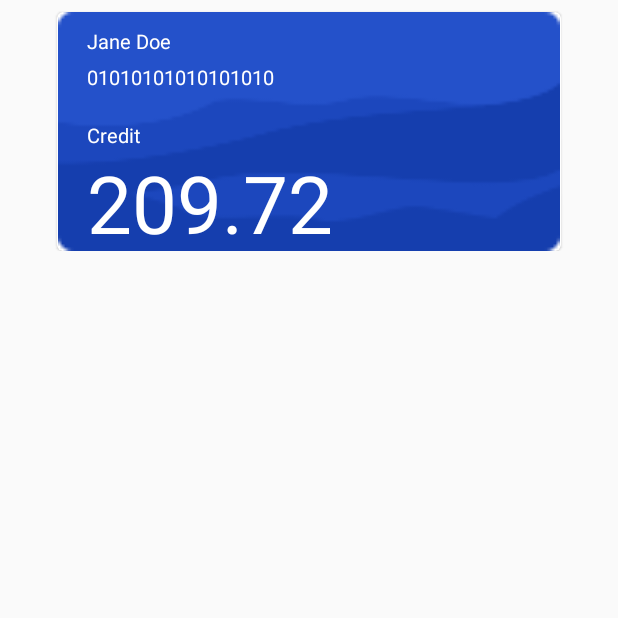
After one commit to sobuur0/Super-Agent, an Android app: the homeScreen screen opened directly, with no data from a screen before it, on a phone screen of 412 x 824 dp, the top half of it. The commit adds this screen. Run offline under Robolectric (Android 15) with nearby library versions, the phone set to English and light mode, and no system bars.

Commit message:
started the ui for the home page

```diff
--- a/app/src/main/AndroidManifest.xml
+++ b/app/src/main/AndroidManifest.xml
@@ -9,7 +9,8 @@
         android:roundIcon="@mipmap/ic_launcher_round"
         android:supportsRtl="true"
         android:theme="@style/AppTheme">
-        <activity android:name=".loginSignUp.SetPin"></activity>
+        <activity android:name=".home.homeScreen"></activity>
+        <activity android:name=".loginSignUp.SetPin" />
         <activity android:name=".loginSignUp.LoginActivity" />
         <activity android:name=".MainActivity">
             <intent-filter>
--- /dev/null
+++ b/app/src/main/java/com/example/superagent/home/homeScreen.java
@@ -0,0 +1,18 @@
+package com.example.superagent.home;
+
+import androidx.appcompat.app.AppCompatActivity;
+
+import android.os.Bundle;
+
+import com.example.superagent.databinding.ActivityHomeScreenBinding;
+
+public class homeScreen extends AppCompatActivity {
+    private ActivityHomeScreenBinding binding;
+
+    @Override
+    protected void onCreate(Bundle savedInstanceState) {
+        super.onCreate(savedInstanceState);
+        binding = ActivityHomeScreenBinding.inflate(getLayoutInflater());
+        setContentView(binding.getRoot());
+    }
+}
--- a/app/src/main/java/com/example/superagent/loginSignUp/SetPin.java
+++ b/app/src/main/java/com/example/superagent/loginSignUp/SetPin.java
@@ -2,9 +2,12 @@ package com.example.superagent.loginSignUp;
 
 import androidx.appcompat.app.AppCompatActivity;
 
+import android.content.Intent;
 import android.os.Bundle;
+import android.view.View;
 
 import com.example.superagent.databinding.ActivitySetPinBinding;
+import com.example.superagent.home.homeScreen;
 
 public class SetPin extends AppCompatActivity {
     private ActivitySetPinBinding binding;
@@ -14,5 +17,13 @@ public class SetPin extends AppCompatActivity {
         super.onCreate(savedInstanceState);
         binding = ActivitySetPinBinding.inflate(getLayoutInflater());
         setContentView(binding.getRoot());
+
+        binding.btnSetPin.setOnClickListener(new View.OnClickListener() {
+            @Override
+            public void onClick(View view) {
+                Intent intent = new Intent(SetPin.this, homeScreen.class);
+                startActivity(intent);
+            }
+        });
     }
 }
--- /dev/null
+++ b/app/src/main/res/layout/activity_home_screen.xml
@@ -0,0 +1,114 @@
+<?xml version="1.0" encoding="utf-8"?>
+<androidx.coordinatorlayout.widget.CoordinatorLayout xmlns:android="http://schemas.android.com/apk/res/android"
+    xmlns:app="http://schemas.android.com/apk/res-auto"
+    xmlns:tools="http://schemas.android.com/tools"
+    android:layout_width="match_parent"
+    android:layout_height="match_parent"
+    tools:context=".home.homeScreen">
+
+    <com.google.android.material.appbar.AppBarLayout
+        android:id="@+id/appBarLayout"
+        android:layout_width="match_parent"
+        android:layout_height="wrap_content"
+        android:background="@android:color/transparent"
+        app:elevation="0dp">
+
+        <com.google.android.material.appbar.MaterialToolbar
+            android:id="@+id/toolbar"
+            style="@style/Widget.MaterialComponents.Toolbar.Primary"
+            android:layout_width="match_parent"
+            android:layout_height="?attr/actionBarSize"
+            android:background="@android:color/transparent"
+            android:elevation="0dp">
+
+        </com.google.android.material.appbar.MaterialToolbar>
+
+    </com.google.android.material.appbar.AppBarLayout>
+
+    <ScrollView
+        android:layout_width="match_parent"
+        android:layout_height="wrap_content">
+
+        <androidx.constraintlayout.widget.ConstraintLayout
+            android:layout_width="match_parent"
+            android:layout_height="wrap_content">
+
+            <com.google.android.material.card.MaterialCardView
+                android:id="@+id/card_account_info"
+                android:layout_width="336dp"
+                android:layout_height="159dp"
+                app:cardCornerRadius="4dp"
+                app:layout_constraintTop_toTopOf="parent"
+                app:layout_constraintStart_toStartOf="parent"
+                app:layout_constraintEnd_toEndOf="parent"
+                android:layout_marginTop="8dp">
+
+                <androidx.appcompat.widget.AppCompatImageView
+                    android:layout_width="match_parent"
+                    android:layout_height="match_parent"
+                    android:src="@drawable/card_bckg"/>
+
+                <LinearLayout
+                    android:layout_width="match_parent"
+                    android:layout_height="wrap_content"
+                    android:orientation="vertical">
+
+                    <com.google.android.material.textview.MaterialTextView
+                        android:layout_width="match_parent"
+                        android:layout_height="wrap_content"
+                        android:text="Jane Doe"
+                        android:textAllCaps="false"
+                        android:textColor="@android:color/white"
+                        android:textSize="13sp"
+                        android:layout_marginLeft="20dp"
+                        android:layout_marginTop="10dp"/>
+
+                    <com.google.android.material.textview.MaterialTextView
+                        android:layout_width="match_parent"
+                        android:layout_height="wrap_content"
+                        android:text="01010101010101010"
+                        android:textColor="@android:color/white"
+                        android:textSize="13sp"
+                        android:layout_marginLeft="20dp"
+                        android:layout_marginTop="5dp"/>
+
+                    <com.google.android.material.textview.MaterialTextView
+                        android:layout_width="match_parent"
+                        android:layout_height="wrap_content"
+                        android:text="Credit"
+                        android:textColor="@android:color/white"
+                        android:textSize="13sp"
+                        android:layout_marginLeft="20dp"
+                        android:layout_marginTop="20dp"/>
+
+                    <LinearLayout
+                        android:layout_width="match_parent"
+                        android:layout_height="wrap_content"
+                        android:orientation="vertical"
+                        android:layout_marginTop="0dp">
+
+                        <com.google.android.material.textview.MaterialTextView
+                            android:layout_width="match_parent"
+                            android:layout_height="wrap_content"
+                            android:text="209.72"
+                            android:textColor="@android:color/white"
+                            android:layout_marginLeft="20dp"
+                            android:textSize="53sp"
+                            android:layout_marginBottom="10dp"/>
+
+                        <com.google.android.material.textview.MaterialTextView
+                            android:layout_width="match_parent"
+                            android:layout_height="wrap_content"
+                            android:text="NG"
+                            android:textSize="13dp"/>
+                    </LinearLayout>
+
+
+                </LinearLayout>
+
+            </com.google.android.material.card.MaterialCardView>
+
+        </androidx.constraintlayout.widget.ConstraintLayout>
+    </ScrollView>
+
+</androidx.coordinatorlayout.widget.CoordinatorLayout>
--- a/app/src/main/res/layout/activity_set_pin.xml
+++ b/app/src/main/res/layout/activity_set_pin.xml
@@ -121,6 +121,7 @@
             </com.google.android.material.textfield.TextInputLayout>
 
             <com.google.android.material.button.MaterialButton
+                android:id="@+id/btn_setPin"
                 android:layout_width="301dp"
                 android:layout_height="60dp"
                 app:layout_constraintTop_toBottomOf="@id/edtText_second_pswd"
```
Also changed, not shown: app/src/main/res/drawable-xxhdpi/card_bckg.png (added).
